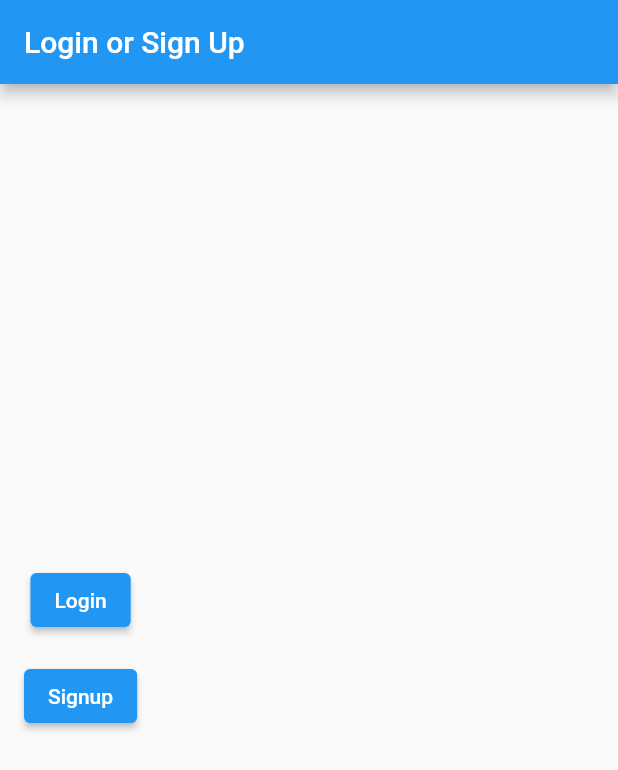
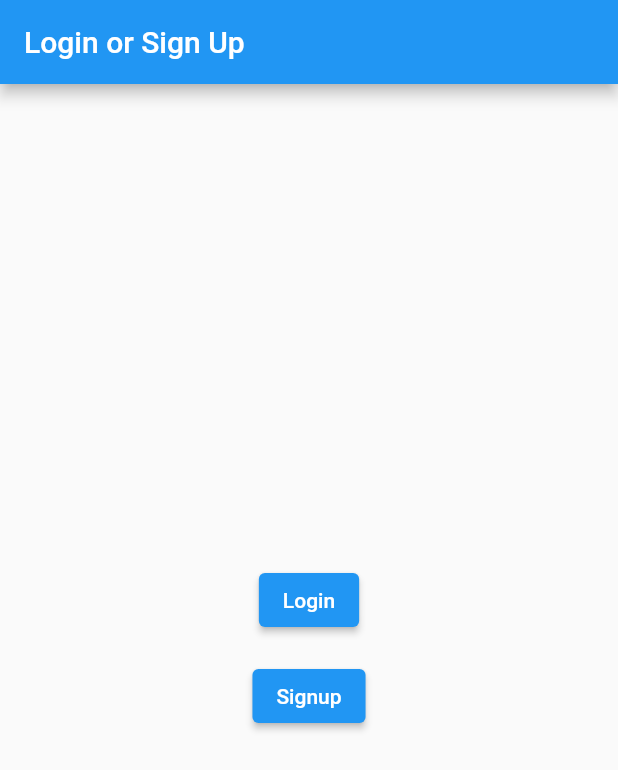
Before and after one commit to AlainAmbrose/TopTier-Games, a Flutter app: the screen it shows after launch, on a phone screen of 412 x 824 dp. Shown: the top 770 px of the screen. Run offline on Flutter 3.47's test engine with Material 2 defaults, Android fonts, the phone set to English and light mode, and no system bars; our stand-ins replace fluttertoast.

Commit message:
Centered main page buttons

```diff
--- a/frontendmobile/lib/main.dart
+++ b/frontendmobile/lib/main.dart
@@ -36,8 +36,7 @@ class _LoginSignupScreenState extends State<LoginSignupScreen> {
       appBar: AppBar(
         title: const Text('Login or Sign Up'),
       ),
-      body: Padding(
-        padding: const EdgeInsets.all(16.0),
+      body: Center(
         child: Column(
           mainAxisAlignment: MainAxisAlignment.center,
           crossAxisAlignment: CrossAxisAlignment.center,
```
